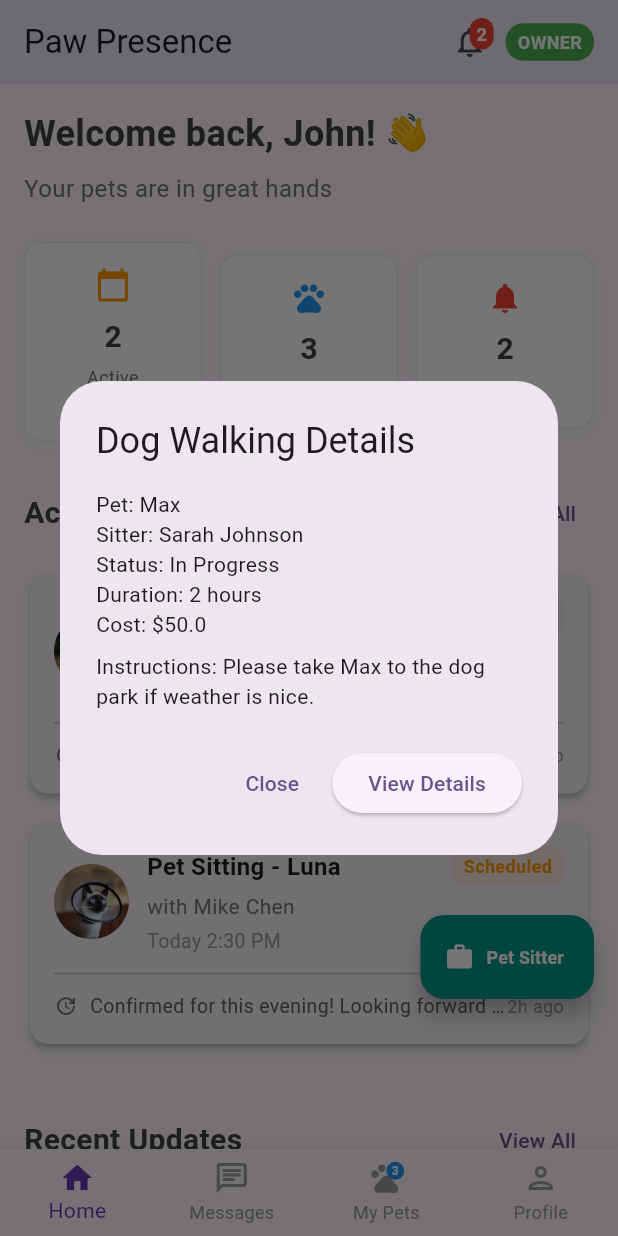
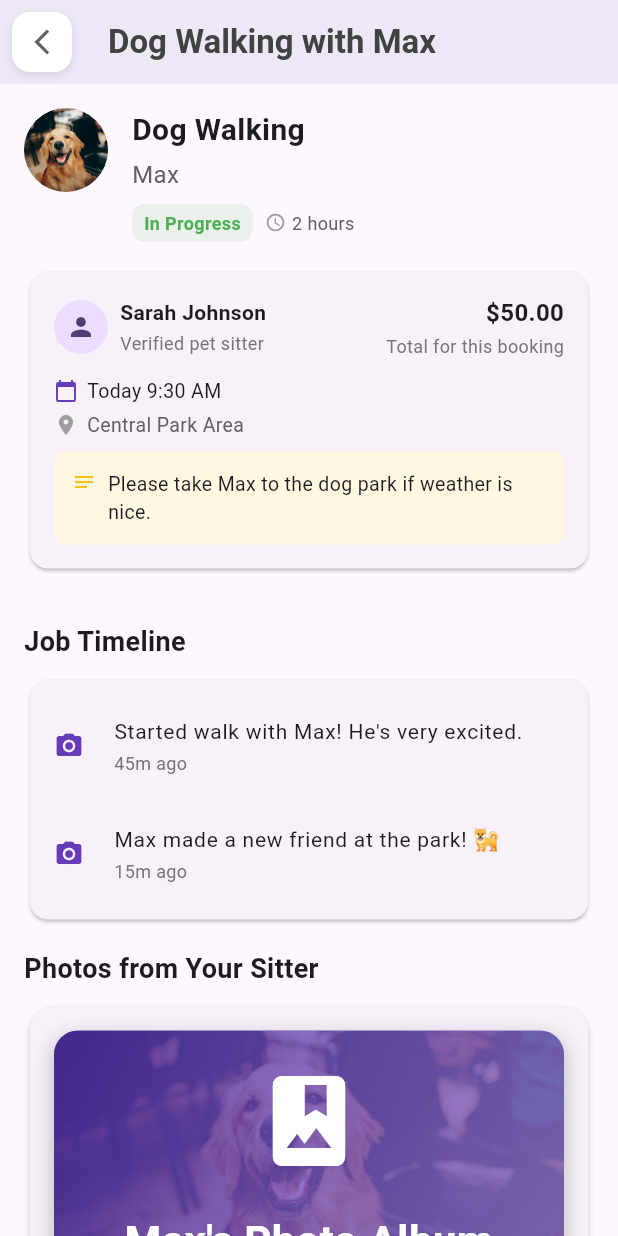
Before and after one commit to marcusboa/paw_presence_mvp, a Flutter app: the PetOwnerHomeScreen screen opened directly, after a tap on an icon or button, on a phone screen of 412 x 824 dp. Run offline on Flutter 3.47's test engine with Material 3 defaults, Android fonts, the light colour scheme and no system bars; our stand-ins replace image_picker.

Commit message:
Add pet owner job details screen with timeline and photo slideshow

```diff
--- a/lib/screens/pet_owner_home_screen.dart
+++ b/lib/screens/pet_owner_home_screen.dart
@@ -7,6 +7,7 @@ import 'messages_screen.dart';
 import 'pets_menu_screen.dart';
 import 'profile_screen.dart';
 import 'job_creation_screen.dart';
+import 'pet_owner_job_details_screen.dart';
 
 /// Enhanced Pet Owner Home Screen with modern UI, loading states, and realistic demo data
 class PetOwnerHomeScreen extends StatefulWidget {
@@ -959,43 +960,10 @@ class _PetOwnerHomeScreenState extends State<PetOwnerHomeScreen> with TickerProv
     final pet = PetOwnerDemoDataService.getPetById(booking['petId']);
     final sitter = PetOwnerDemoDataService.getSitterById(booking['sitterId']);
 
-    showDialog(
-      context: context,
-      builder: (context) => AlertDialog(
-        title: Text('${booking['serviceType']} Details'),
-        content: Column(
-          mainAxisSize: MainAxisSize.min,
-          crossAxisAlignment: CrossAxisAlignment.start,
-          children: [
-            Text('Pet: ${pet?['name']}'),
-            Text('Sitter: ${sitter?['name']}'),
-            Text('Status: ${booking['status']}'),
-            Text('Duration: ${booking['duration']}'),
-            Text('Cost: \$${booking['totalCost']}'),
-            if (booking['specialInstructions'].isNotEmpty) ...[
-              const SizedBox(height: 8),
-              Text('Instructions: ${booking['specialInstructions']}'),
-            ],
-          ],
-        ),
-        actions: [
-          TextButton(
-            onPressed: () => Navigator.pop(context),
-            child: const Text('Close'),
-          ),
-          ElevatedButton(
-            onPressed: () {
-              Navigator.pop(context);
-              ScaffoldMessenger.of(context).showSnackBar(
-                const SnackBar(
-                  content: Text('Opening detailed booking view...'),
-                  behavior: SnackBarBehavior.floating,
-                ),
-              );
-            },
-            child: const Text('View Details'),
-          ),
-        ],
+    Navigator.push(
+      context,
+      MaterialPageRoute(
+        builder: (context) => PetOwnerJobDetailsScreen(booking: booking),
       ),
     );
   }
--- /dev/null
+++ b/lib/screens/pet_owner_job_details_screen.dart
@@ -0,0 +1,402 @@
+import 'package:flutter/material.dart';
+
+import '../services/pet_owner_demo_data_service.dart';
+import '../widgets/custom_app_bar.dart';
+import '../models/photo_album.dart';
+import '../models/pet_photo.dart';
+import '../widgets/photo_slideshow.dart';
+
+class PetOwnerJobDetailsScreen extends StatelessWidget {
+  final Map<String, dynamic> booking;
+
+  const PetOwnerJobDetailsScreen({super.key, required this.booking});
+
+  @override
+  Widget build(BuildContext context) {
+    final pet = PetOwnerDemoDataService.getPetById(booking['petId']);
+    final sitter = PetOwnerDemoDataService.getSitterById(booking['sitterId']);
+
+    // Build a demo photo album from this booking's context
+    final PhotoAlbum album = _buildDemoAlbum(pet, sitter);
+
+    return Scaffold(
+      appBar: CustomAppBar(
+        title: '${booking['serviceType']} with ${pet?['name'] ?? ''}',
+      ),
+      body: SafeArea(
+        child: SingleChildScrollView(
+          child: Column(
+            crossAxisAlignment: CrossAxisAlignment.start,
+            children: [
+              _buildHeaderSection(context, pet, sitter),
+              const SizedBox(height: 16),
+              _buildTimelineSection(context),
+              const SizedBox(height: 16),
+              _buildPhotosSection(context, album),
+              const SizedBox(height: 24),
+            ],
+          ),
+        ),
+      ),
+    );
+  }
+
+  Widget _buildHeaderSection(BuildContext context, Map<String, dynamic>? pet, Map<String, dynamic>? sitter) {
+    final statusColor = booking['status'] == 'In Progress'
+        ? Colors.green
+        : booking['status'] == 'Scheduled'
+            ? Colors.orange
+            : Colors.grey;
+
+    return Padding(
+      padding: const EdgeInsets.all(16.0),
+      child: Column(
+        crossAxisAlignment: CrossAxisAlignment.start,
+        children: [
+          Row(
+            crossAxisAlignment: CrossAxisAlignment.start,
+            children: [
+              CircleAvatar(
+                radius: 28,
+                backgroundImage: pet != null && pet['imageUrl'] != null
+                    ? AssetImage(pet['imageUrl'] as String)
+                    : null,
+                child: pet == null || pet['imageUrl'] == null
+                    ? const Icon(Icons.pets, size: 32)
+                    : null,
+              ),
+              const SizedBox(width: 16),
+              Expanded(
+                child: Column(
+                  crossAxisAlignment: CrossAxisAlignment.start,
+                  children: [
+                    Text(
+                      booking['serviceType'] ?? 'Pet Care',
+                      style: const TextStyle(
+                        fontSize: 20,
+                        fontWeight: FontWeight.bold,
+                      ),
+                    ),
+                    const SizedBox(height: 4),
+                    if (pet != null)
+                      Text(
+                        pet['name'] ?? '',
+                        style: TextStyle(
+                          fontSize: 16,
+                          color: Colors.grey.shade700,
+                        ),
+                      ),
+                    const SizedBox(height: 8),
+                    Row(
+                      children: [
+                        Container(
+                          padding: const EdgeInsets.symmetric(horizontal: 8, vertical: 4),
+                          decoration: BoxDecoration(
+                            color: statusColor.withOpacity(0.1),
+                            borderRadius: BorderRadius.circular(8),
+                          ),
+                          child: Text(
+                            booking['status'] ?? '',
+                            style: TextStyle(
+                              color: statusColor,
+                              fontSize: 12,
+                              fontWeight: FontWeight.bold,
+                            ),
+                          ),
+                        ),
+                        const SizedBox(width: 8),
+                        const Icon(Icons.schedule, size: 14, color: Colors.grey),
+                        const SizedBox(width: 4),
+                        Text(
+                          booking['duration'] ?? '',
+                          style: TextStyle(fontSize: 12, color: Colors.grey.shade700),
+                        ),
+                      ],
+                    ),
+                  ],
+                ),
+              ),
+            ],
+          ),
+          const SizedBox(height: 16),
+          Card(
+            elevation: 1,
+            shape: RoundedRectangleBorder(borderRadius: BorderRadius.circular(12)),
+            child: Padding(
+              padding: const EdgeInsets.all(16.0),
+              child: Column(
+                crossAxisAlignment: CrossAxisAlignment.start,
+                children: [
+                  Row(
+                    mainAxisAlignment: MainAxisAlignment.spaceBetween,
+                    children: [
+                      Row(
+                        children: [
+                          const CircleAvatar(
+                            radius: 18,
+                            child: Icon(Icons.person, size: 20),
+                          ),
+                          const SizedBox(width: 8),
+                          Column(
+                            crossAxisAlignment: CrossAxisAlignment.start,
+                            children: [
+                              Text(
+                                sitter?['name'] ?? 'Your sitter',
+                                style: const TextStyle(
+                                  fontWeight: FontWeight.bold,
+                                  fontSize: 14,
+                                ),
+                              ),
+                              const SizedBox(height: 2),
+                              Text(
+                                sitter != null ? 'Verified pet sitter' : '',
+                                style: TextStyle(fontSize: 12, color: Colors.grey.shade600),
+                              ),
+                            ],
+                          ),
+                        ],
+                      ),
+                      Column(
+                        crossAxisAlignment: CrossAxisAlignment.end,
+                        children: [
+                          Text(
+                            '\$${(booking['totalCost'] as num).toStringAsFixed(2)}',
+                            style: const TextStyle(
+                              fontWeight: FontWeight.bold,
+                              fontSize: 16,
+                            ),
+                          ),
+                          const SizedBox(height: 2),
+                          Text(
+                            'Total for this booking',
+                            style: TextStyle(fontSize: 12, color: Colors.grey.shade600),
+                          ),
+                        ],
+                      ),
+                    ],
+                  ),
+                  const SizedBox(height: 12),
+                  Row(
+                    children: [
+                      const Icon(Icons.calendar_today, size: 16, color: Colors.deepPurple),
+                      const SizedBox(width: 6),
+                      Expanded(
+                        child: Text(
+                          PetOwnerDemoDataService.formatDateTime(booking['startDate']),
+                          style: const TextStyle(fontSize: 13),
+                        ),
+                      ),
+                    ],
+                  ),
+                  const SizedBox(height: 4),
+                  Row(
+                    children: [
+                      const Icon(Icons.place, size: 16, color: Colors.grey),
+                      const SizedBox(width: 6),
+                      Expanded(
+                        child: Text(
+                          booking['location'] ?? 'Your home',
+                          style: TextStyle(fontSize: 13, color: Colors.grey.shade700),
+                        ),
+                      ),
+                    ],
+                  ),
+                  if ((booking['specialInstructions'] as String).isNotEmpty) ...[
+                    const SizedBox(height: 8),
+                    Container(
+                      width: double.infinity,
+                      padding: const EdgeInsets.all(12),
+                      decoration: BoxDecoration(
+                        color: Colors.amber.shade50,
+                        borderRadius: BorderRadius.circular(8),
+                      ),
+                      child: Row(
+                        crossAxisAlignment: CrossAxisAlignment.start,
+                        children: [
+                          const Icon(Icons.notes, size: 16, color: Colors.amber),
+                          const SizedBox(width: 8),
+                          Expanded(
+                            child: Text(
+                              booking['specialInstructions'],
+                              style: const TextStyle(fontSize: 13),
+                            ),
+                          ),
+                        ],
+                      ),
+                    ),
+                  ],
+                ],
+              ),
+            ),
+          ),
+        ],
+      ),
+    );
+  }
+
+  Widget _buildTimelineSection(BuildContext context) {
+    final List<dynamic> updates = booking['updates'] ?? [];
+
+    return Padding(
+      padding: const EdgeInsets.symmetric(horizontal: 16.0),
+      child: Column(
+        crossAxisAlignment: CrossAxisAlignment.start,
+        children: [
+          const Text(
+            'Job Timeline',
+            style: TextStyle(
+              fontSize: 18,
+              fontWeight: FontWeight.bold,
+            ),
+          ),
+          const SizedBox(height: 8),
+          Card(
+            elevation: 1,
+            shape: RoundedRectangleBorder(borderRadius: BorderRadius.circular(12)),
+            child: Padding(
+              padding: const EdgeInsets.symmetric(vertical: 8.0),
+              child: Column(
+                children: [
+                  if (updates.isEmpty)
+                    Padding(
+                      padding: const EdgeInsets.all(16.0),
+                      child: Text(
+                        'Your sitter will share updates here once the job begins.',
+                        style: TextStyle(fontSize: 13, color: Colors.grey.shade700),
+                      ),
+                    )
+                  else
+                    ...updates.map((update) {
+                      final ts = update['timestamp'] as DateTime;
+                      final message = update['message'] as String;
+                      final hasPhoto = update['hasPhoto'] == true;
+
+                      return ListTile(
+                        leading: Column(
+                          mainAxisAlignment: MainAxisAlignment.center,
+                          children: [
+                            Icon(
+                              hasPhoto ? Icons.photo_camera : Icons.update,
+                              size: 20,
+                              color: hasPhoto ? Colors.deepPurple : Colors.grey.shade600,
+                            ),
+                          ],
+                        ),
+                        title: Text(
+                          message,
+                          style: const TextStyle(fontSize: 14),
+                        ),
+                        subtitle: Text(
+                          PetOwnerDemoDataService.formatTimeAgo(ts),
+                          style: TextStyle(fontSize: 12, color: Colors.grey.shade600),
+                        ),
+                      );
+                    }).toList(),
+                ],
+              ),
+            ),
+          ),
+        ],
+      ),
+    );
+  }
+
+  Widget _buildPhotosSection(BuildContext context, PhotoAlbum album) {
+    return Padding(
+      padding: const EdgeInsets.symmetric(horizontal: 16.0),
+      child: Column(
+        crossAxisAlignment: CrossAxisAlignment.start,
+        children: [
+          const Text(
+            'Photos from Your Sitter',
+            style: TextStyle(
+              fontSize: 18,
+              fontWeight: FontWeight.bold,
+            ),
+          ),
+          const SizedBox(height: 8),
+          SizedBox(
+            height: 320,
+            child: Card(
+              elevation: 2,
+              shape: RoundedRectangleBorder(borderRadius: BorderRadius.circular(16)),
+              child: ClipRRect(
+                borderRadius: BorderRadius.circular(16),
+                child: PhotoSlideshow(
+                  album: album,
+                  autoPlayDurationSeconds: 5,
+                ),
+              ),
+            ),
+          ),
+        ],
+      ),
+    );
+  }
+
+  PhotoAlbum _buildDemoAlbum(Map<String, dynamic>? pet, Map<String, dynamic>? sitter) {
+    final start = booking['startDate'] as DateTime;
+    final end = booking['endDate'] as DateTime;
+    final petName = pet?['name'] as String? ?? 'Your pet';
+    final sitterName = sitter?['name'] as String? ?? 'Your sitter';
+
+    final List<dynamic> updates = booking['updates'] ?? [];
+
+    // Generate demo photos tied to timeline updates that have hasPhoto = true
+    final List<PetPhoto> photos = [];
+    int idCounter = 1;
+    for (final update in updates) {
+      if (update['hasPhoto'] == true) {
+        final ts = update['timestamp'] as DateTime;
+        photos.add(PetPhoto(
+          id: idCounter++,
+          imageUrl: pet?['imageUrl'] as String? ?? 'assets/images/golden_retriever.jpg',
+          captureDate: ts,
+          caption: update['message'] as String,
+          petId: 1,
+          jobId: 1,
+          source: 'Pet Sitter',
+        ));
+      }
+    }
+
+    // If no photo updates, still provide a couple of nice demo photos
+    if (photos.isEmpty) {
+      photos.addAll([
+        PetPhoto(
+          id: idCounter++,
+          imageUrl: pet?['imageUrl'] as String? ?? 'assets/images/golden_retriever.jpg',
+          captureDate: start.add(const Duration(hours: 1)),
+          caption: 'First check-in: All is well and they are settled in.',
+          petId: 1,
+          jobId: 1,
+          source: 'Pet Sitter',
+        ),
+        PetPhoto(
+          id: idCounter++,
+          imageUrl: pet?['imageUrl'] as String? ?? 'assets/images/golden_retriever.jpg',
+          captureDate: end.subtract(const Duration(hours: 1)),
+          caption: 'End of visit: Happy, fed, and ready to nap.',
+          petId: 1,
+          jobId: 1,
+          source: 'Pet Sitter',
+        ),
+      ]);
+    }
+
+    photos.sort((a, b) => a.captureDate.compareTo(b.captureDate));
+
+    return PhotoAlbum(
+      id: 1,
+      jobId: 1,
+      petId: 1,
+      petName: petName,
+      sitterName: sitterName,
+      startDate: start,
+      endDate: end,
+      creationDate: DateTime.now(),
+      photos: photos,
+      coverPhotoUrl: photos.isNotEmpty ? photos.first.imageUrl : null,
+    );
+  }
+}
```
Also changed, not shown: 4 other files.
